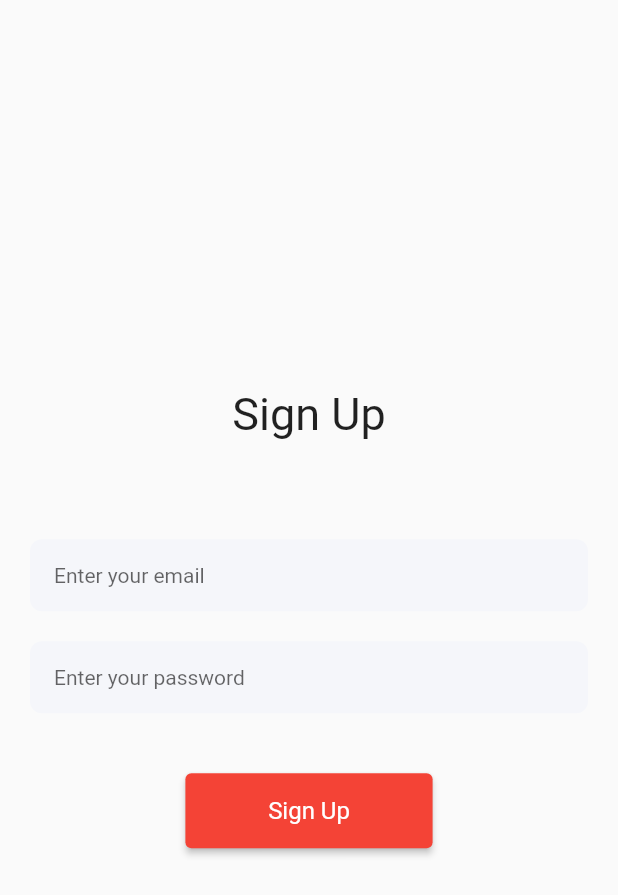
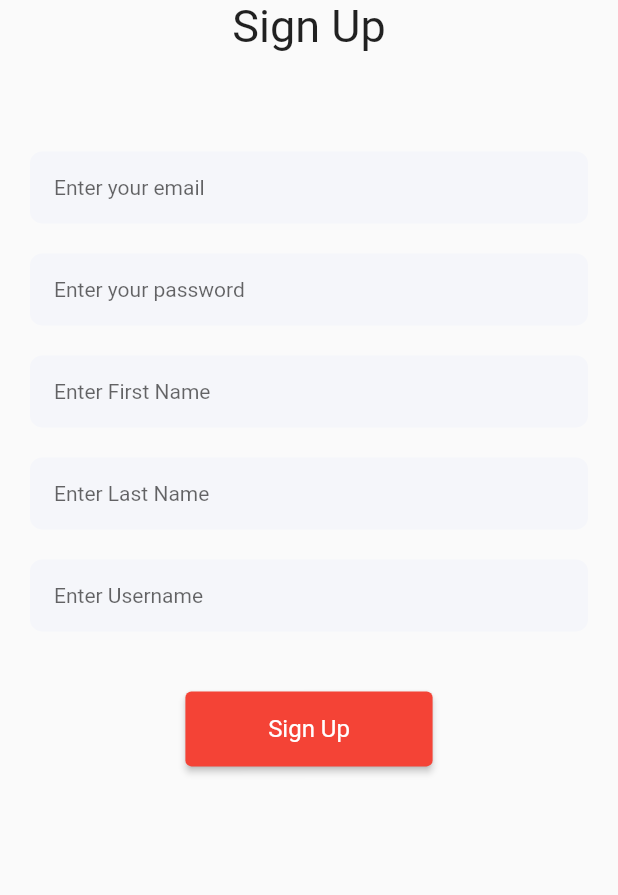
Before and after one commit to Luismartinez375/FitnessApp, a Flutter app: the EmailPasswordSignup screen opened directly, on a phone screen of 412 x 824 dp. Shown: the top 895 px of the screen. Run offline on Flutter 3.47's test engine with Material 2 defaults, Android fonts, the phone set to English and light mode, and no system bars; our stand-ins replace cloud_firestore, firebase_auth, firebase_core, google_sign_in; accounts and stored records are empty.

Commit message:
when user signs up it creates and instance of them on the database

```diff
--- a/fitness_app/lib/auth/firebaseAuthMethods.dart
+++ b/fitness_app/lib/auth/firebaseAuthMethods.dart
@@ -1,16 +1,27 @@
+import 'package:cloud_firestore/cloud_firestore.dart';
 import 'package:firebase_auth/firebase_auth.dart';
 import 'package:fitness_app/screens/homeScreen.dart';
 import 'package:flutter/material.dart';
 import 'package:google_sign_in/google_sign_in.dart';
 import '../widgets/snackBar.dart';
+import '../models/User.dart';
 
 class FirebaseAuthMethods {
   final FirebaseAuth _auth;
   FirebaseAuthMethods(this._auth);
+  final db = FirebaseFirestore.instance;
+
+  User? firebaseUser() {
+    return _auth.currentUser;
+  }
+
   //Email sign up
   Future<void> signUpWithEmail({
     required String email,
     required String password,
+    required String name,
+    required String lastName,
+    required String userName,
     required BuildContext context,
   }) async {
     try {
@@ -22,6 +33,20 @@ class FirebaseAuthMethods {
     } on FirebaseAuthException catch (e) {
       showSnackBar(context, e.message!);
     }
+    final cUser = curUser(
+        name: name,
+        email: email,
+        lastName: lastName,
+        userName: userName,
+        workoutIDs: []);
+    final docRef = db
+        .collection('users')
+        .withConverter(
+          fromFirestore: curUser.fromFirestore,
+          toFirestore: (curUser user, options) => user.toFirestore(),
+        )
+        .doc(_auth.currentUser?.uid.toString());
+    await docRef.set(cUser);
   }
 
   //Email login
--- a/fitness_app/lib/main.dart
+++ b/fitness_app/lib/main.dart
@@ -1,3 +1,4 @@
+import 'package:cloud_firestore/cloud_firestore.dart';
 import 'package:flutter/material.dart';
 import 'screens/loginScreen.dart';
 import 'screens/registerScreen.dart';
--- /dev/null
+++ b/fitness_app/lib/models/User.dart
@@ -0,0 +1,36 @@
+import 'package:cloud_firestore/cloud_firestore.dart';
+
+class curUser {
+  String? name;
+  String? email;
+  String? lastName;
+  String? userName;
+  List<String>? workoutIDs;
+  curUser(
+      {this.name, this.email, this.lastName, this.userName, this.workoutIDs});
+
+  factory curUser.fromFirestore(
+    DocumentSnapshot<Map<String, dynamic>> snapshot,
+    SnapshotOptions? options,
+  ) {
+    final data = snapshot.data();
+    return curUser(
+      name: data?['name'],
+      email: data?['email'],
+      lastName: data?['lastName'],
+      userName: data?['userName'],
+      workoutIDs: data?['workoutIDs'] is Iterable
+          ? List.from(data?['workoutIDs'])
+          : null,
+    );
+  }
+  Map<String, dynamic> toFirestore() {
+    return {
+      if (name != null) "Name": name,
+      if (email != null) "email": email,
+      if (lastName != null) "lastName": lastName,
+      if (userName != null) "userName": userName,
+      if (workoutIDs != null) "workout-IDs": workoutIDs
+    };
+  }
+}
--- a/fitness_app/lib/models/workoutPlan.dart
+++ b/fitness_app/lib/models/workoutPlan.dart
@@ -2,16 +2,16 @@ import 'workout.dart';
 
 class WorkoutPlan {
   String day;
-  String type;
+  String split;
   List<Workout> workouts;
 
-  WorkoutPlan(this.day, this.type, this.workouts);
+  WorkoutPlan(this.day, this.split, this.workouts);
   String getDay() {
     return day;
   }
 
   String getType() {
-    return type;
+    return split;
   }
 
   List getPlan() {
--- a/fitness_app/lib/screens/homeScreen.dart
+++ b/fitness_app/lib/screens/homeScreen.dart
@@ -1,3 +1,5 @@
+import 'package:firebase_auth/firebase_auth.dart';
+import '../auth/firebaseAuthMethods.dart';
 import 'package:fitness_app/models/workout.dart';
 import 'package:flutter/material.dart';
 import '../models/workoutPlan.dart';
@@ -9,6 +11,8 @@ var workoutList = [
   Workout("RDL (Romanian Deadlift)", 3, 8, 135),
   Workout("Hack Squat", 3, 10, 215),
 ];
+
+final user = FirebaseAuthMethods(FirebaseAuth.instance).firebaseUser();
 
 var workoutPlan = WorkoutPlan("Monday", "Leg-Push", workoutList);
 
@@ -36,7 +40,11 @@ class _HomePageState extends State<HomePage> {
           ),
           Expanded(child: ListView.builder(itemBuilder: (_, index) {
             return listItem(workoutPlan, index);
-          }))
+          })),
+          Text(
+            user!.displayName.toString(),
+            textScaleFactor: 1.5,
+          )
         ],
       ),
     );
--- a/fitness_app/lib/screens/registerScreen.dart
+++ b/fitness_app/lib/screens/registerScreen.dart
@@ -16,11 +16,16 @@ class EmailPasswordSignup extends StatefulWidget {
 class _EmailPasswordSignupState extends State<EmailPasswordSignup> {
   final TextEditingController emailController = TextEditingController();
   final TextEditingController passwordController = TextEditingController();
-
+  final TextEditingController nameController = TextEditingController();
+  final TextEditingController lastNameController = TextEditingController();
+  final TextEditingController usernameController = TextEditingController();
   void signUpUser() async {
     FirebaseAuthMethods(FirebaseAuth.instance).signUpWithEmail(
       email: emailController.text,
       password: passwordController.text,
+      name: nameController.text,
+      lastName: lastNameController.text,
+      userName: usernameController.text,
       context: context,
     );
   }
@@ -28,7 +33,9 @@ class _EmailPasswordSignupState extends State<EmailPasswordSignup> {
   @override
   Widget build(BuildContext context) {
     return Scaffold(
-      body: Column(
+        body: ListView(
+      children: [
+        Column(
           mainAxisAlignment: MainAxisAlignment.center,
           children: [
             const Text(
@@ -49,6 +56,30 @@ class _EmailPasswordSignupState extends State<EmailPasswordSignup> {
               child: CustomTextField(
                 controller: passwordController,
                 hintText: 'Enter your password',
+              ),
+            ),
+            const SizedBox(height: 20),
+            Container(
+              margin: const EdgeInsets.symmetric(horizontal: 20),
+              child: CustomTextField(
+                controller: nameController,
+                hintText: 'Enter First Name',
+              ),
+            ),
+            const SizedBox(height: 20),
+            Container(
+              margin: const EdgeInsets.symmetric(horizontal: 20),
+              child: CustomTextField(
+                controller: lastNameController,
+                hintText: 'Enter Last Name',
+              ),
+            ),
+            const SizedBox(height: 20),
+            Container(
+              margin: const EdgeInsets.symmetric(horizontal: 20),
+              child: CustomTextField(
+                controller: usernameController,
+                hintText: 'Enter Username',
               ),
             ),
             const SizedBox(height: 40),
@@ -75,6 +106,7 @@ class _EmailPasswordSignupState extends State<EmailPasswordSignup> {
             ),
           ],
         ),
-    );
+      ],
+    ));
   }
 }
--- a/fitness_app/lib/widgets/listItem.dart
+++ b/fitness_app/lib/widgets/listItem.dart
@@ -10,7 +10,7 @@ Widget listItem(WorkoutPlan plan, int index) {
     child: ListTile(
       leading: Text(plan.day.toString(), style: const TextStyle(fontSize: 18)),
       title: Text(
-        plan.type.toString(),
+        plan.split.toString(),
         style: const TextStyle(fontSize: 18),
       ),
       trailing: Text(workouts[index].name.toString(),
--- a/fitness_app/pubspec.yaml
+++ b/fitness_app/pubspec.yaml
@@ -39,6 +39,7 @@ dependencies:
   google_sign_in: ^5.4.4
   firebase_auth: ^4.2.6
   provider: ^6.0.5
+  cloud_firestore: ^4.4.1
 
 dev_dependencies:
   flutter_test:
```
Also changed, not shown: fitness_app/pubspec.lock, 1 other file. Lines whose indentation alone changed are shown as unchanged.
